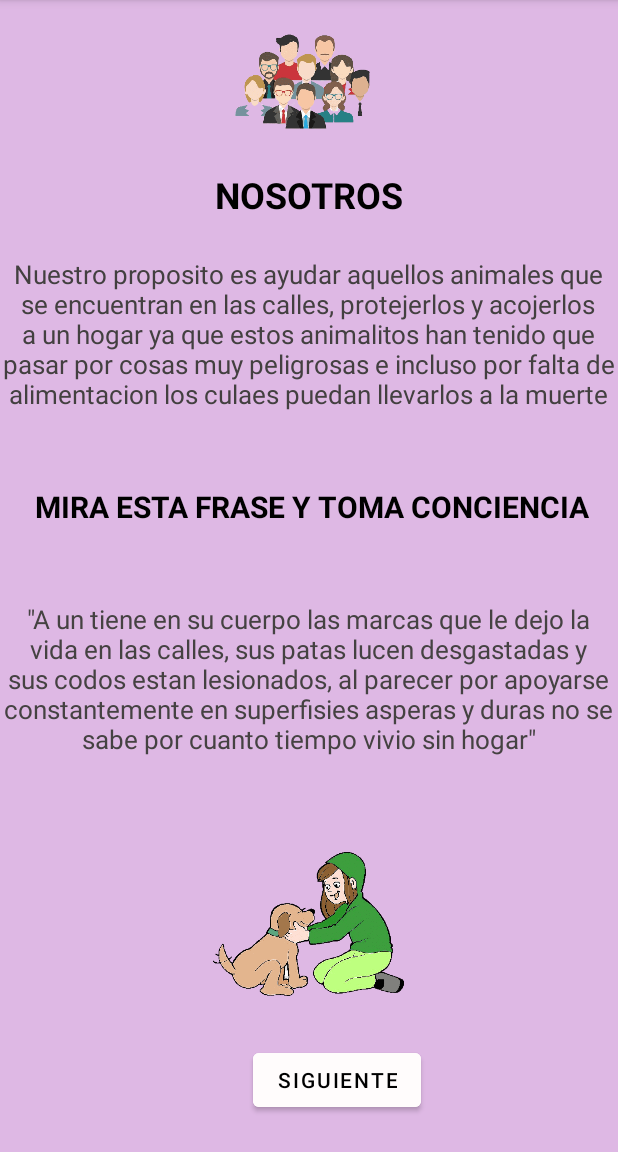
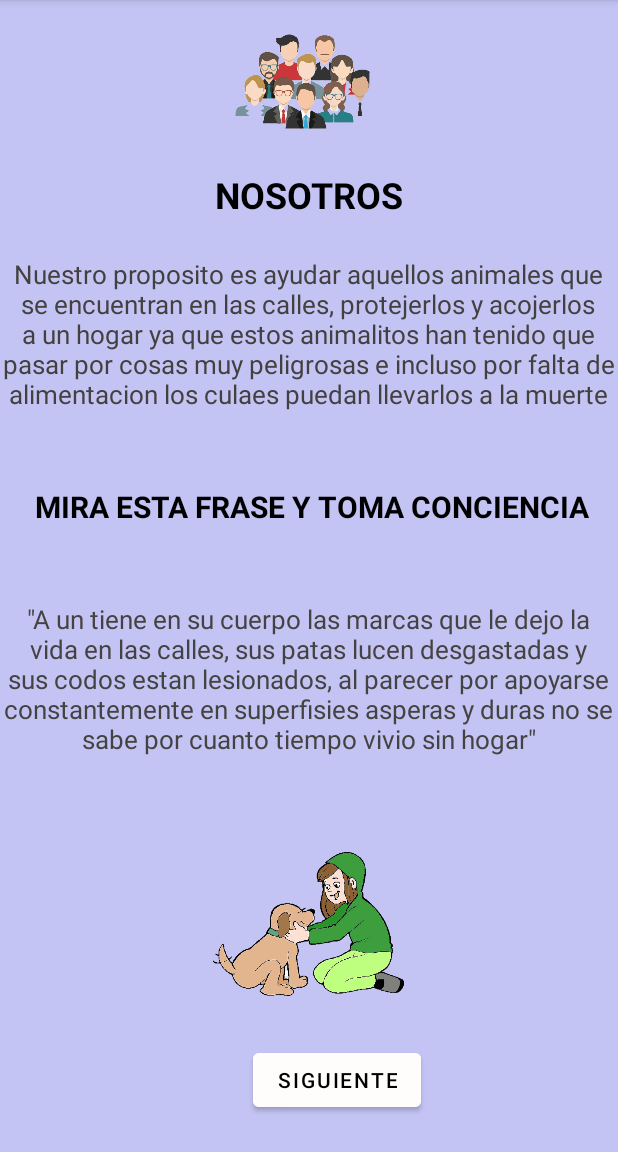
Before and after one commit to jamora27/AnimalProtect, an Android app: the NosotrosActivity screen opened directly, with no data from a screen before it, on a phone screen of 412 x 824 dp, the part 84-1236 px from its top. Run offline under Robolectric (Android 15) with nearby library versions, the phone set to English and light mode, and no system bars.

Commit message:
Activity Nosotros

```diff
--- a/app/src/main/res/layout/activity_nosotros.xml
+++ b/app/src/main/res/layout/activity_nosotros.xml
@@ -5,7 +5,7 @@
     android:layout_width="match_parent"
     android:layout_height="match_parent"
     android:background="#FBFBFB"
-    android:backgroundTint="#DEB8E4"
+    android:backgroundTint="#C4C4F4"
     android:textAlignment="center"
     tools:context=".NosotrosActivity">
 
@@ -78,14 +78,14 @@
         android:id="@+id/imageView2"
         android:layout_width="411dp"
         android:layout_height="107dp"
+        android:contentDescription="@string/todo"
         app:layout_constraintBottom_toBottomOf="parent"
         app:layout_constraintEnd_toEndOf="parent"
         app:layout_constraintHorizontal_bias="0.0"
         app:layout_constraintStart_toStartOf="parent"
         app:layout_constraintTop_toTopOf="parent"
         app:layout_constraintVertical_bias="0.003"
-        app:srcCompat="@drawable/personas1"
-        android:contentDescription="@string/todo" />
+        app:srcCompat="@drawable/personas1" />
 
     <ImageView
         android:id="@+id/imageView3"
```
